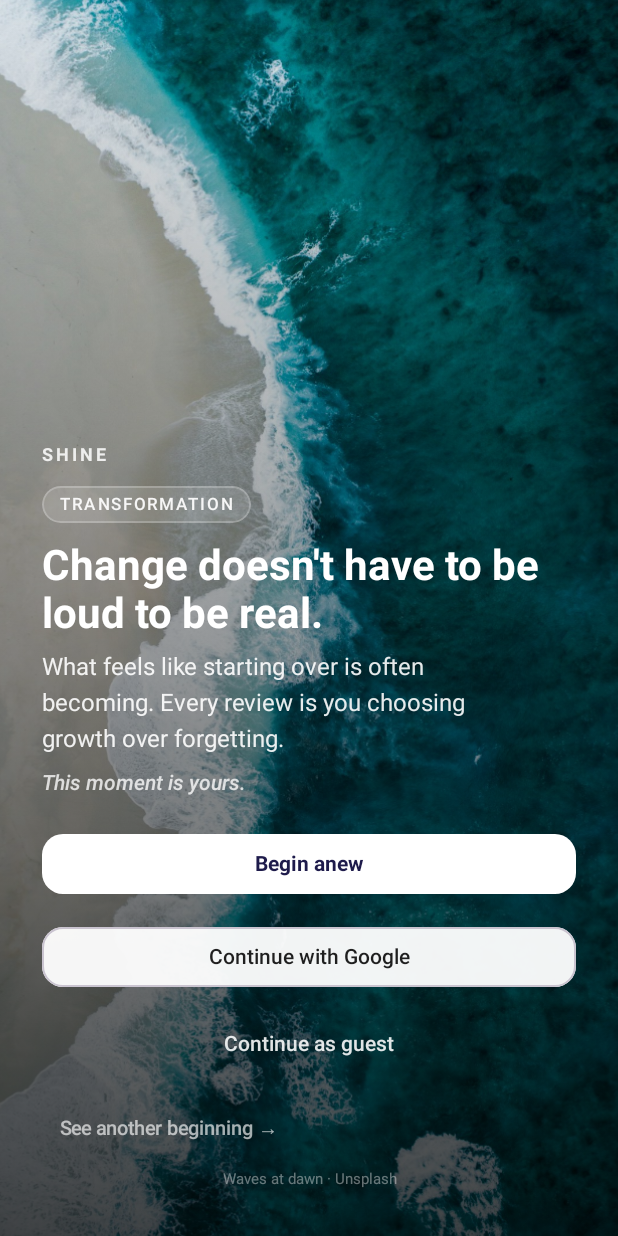
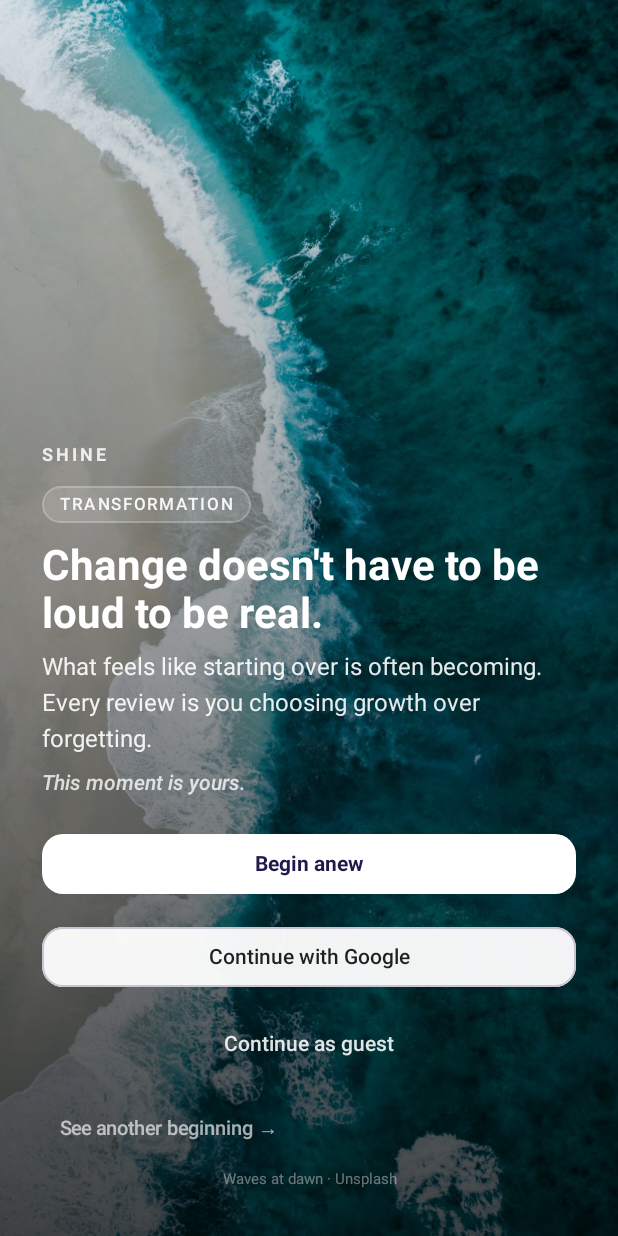
Before and after one commit to akifnu/IELTS, an Android app built with Jetpack Compose: the screen it shows after launch (MainActivity), on a phone screen of 412 x 824 dp. Run offline under Robolectric (Android 15) with nearby library versions, the phone set to English and light mode, and no system bars; our stand-ins replace Dagger/Hilt's generated code, Room's generated code.

Commit message:
Fix splash fit on all phones and ship v4.2.0
Scrollable splash content, safe-area insets on all screens, photo fallback
gradient, and fixed navigation after Begin anew. Google without config continues
as guest instead of doing nothing.

Co-authored-by: akifnu <akifnu@users.noreply.github.com>

```diff
--- a/flashcards/app/build.gradle.kts
+++ b/flashcards/app/build.gradle.kts
@@ -14,8 +14,8 @@ android {
         applicationId = "com.flashcards.app"
         minSdk = 26
         targetSdk = 35
-        versionCode = 13
-        versionName = "4.1.0"
+        versionCode = 14
+        versionName = "4.2.0"
 
         testInstrumentationRunner = "androidx.test.runner.AndroidJUnitRunner"
         buildConfigField("String", "GOOGLE_WEB_CLIENT_ID", "\"\"")
--- a/flashcards/app/src/main/java/com/flashcards/app/ui/screens/DeckDetailScreen.kt
+++ b/flashcards/app/src/main/java/com/flashcards/app/ui/screens/DeckDetailScreen.kt
@@ -3,6 +3,8 @@ package com.flashcards.app.ui.screens
 import androidx.compose.foundation.horizontalScroll
 import androidx.compose.foundation.layout.Arrangement
 import androidx.compose.foundation.layout.Column
+import androidx.compose.foundation.layout.WindowInsets
+import androidx.compose.foundation.layout.safeDrawing
 import androidx.compose.foundation.layout.Row
 import androidx.compose.foundation.layout.fillMaxSize
 import androidx.compose.foundation.layout.fillMaxWidth
@@ -146,6 +148,7 @@ fun DeckDetailScreen(
 
     Scaffold(
         modifier = Modifier.fillMaxSize(),
+        contentWindowInsets = WindowInsets.safeDrawing,
         topBar = {
             TopAppBar(
                 title = { Text(deck?.name ?: "Deck") },
--- a/flashcards/app/src/main/java/com/flashcards/app/ui/screens/MainTabsScreen.kt
+++ b/flashcards/app/src/main/java/com/flashcards/app/ui/screens/MainTabsScreen.kt
@@ -1,7 +1,9 @@
 package com.flashcards.app.ui.screens
 
+import androidx.compose.foundation.layout.WindowInsets
 import androidx.compose.foundation.layout.fillMaxSize
 import androidx.compose.foundation.layout.padding
+import androidx.compose.foundation.layout.safeDrawing
 import androidx.compose.material.icons.Icons
 import androidx.compose.material.icons.automirrored.filled.List
 import androidx.compose.material.icons.filled.Add
@@ -49,6 +51,7 @@ fun MainTabsScreen(
 
     Scaffold(
         modifier = Modifier.fillMaxSize(),
+        contentWindowInsets = WindowInsets.safeDrawing,
         topBar = {
             when (tab) {
                 0 -> TopAppBar(
--- a/flashcards/app/src/main/java/com/flashcards/app/ui/screens/SplashScreen.kt
+++ b/flashcards/app/src/main/java/com/flashcards/app/ui/screens/SplashScreen.kt
@@ -13,9 +13,13 @@ import androidx.compose.foundation.layout.Spacer
 import androidx.compose.foundation.layout.fillMaxSize
 import androidx.compose.foundation.layout.fillMaxWidth
 import androidx.compose.foundation.layout.height
+import androidx.compose.foundation.layout.heightIn
 import androidx.compose.foundation.layout.navigationBarsPadding
 import androidx.compose.foundation.layout.padding
+import androidx.compose.foundation.layout.statusBarsPadding
+import androidx.compose.foundation.rememberScrollState
 import androidx.compose.foundation.shape.RoundedCornerShape
+import androidx.compose.foundation.verticalScroll
 import androidx.compose.material3.Button
 import androidx.compose.material3.ButtonDefaults
 import androidx.compose.material3.MaterialTheme
@@ -35,6 +39,7 @@ import androidx.compose.ui.graphics.Brush
 import androidx.compose.ui.graphics.Color
 import androidx.compose.ui.graphics.graphicsLayer
 import androidx.compose.ui.layout.ContentScale
+import androidx.compose.ui.platform.LocalConfiguration
 import androidx.compose.ui.platform.LocalContext
 import androidx.compose.ui.text.font.FontStyle
 import androidx.compose.ui.text.font.FontWeight
@@ -42,7 +47,7 @@ import androidx.compose.ui.text.style.TextAlign
 import androidx.compose.ui.unit.dp
 import androidx.compose.ui.unit.sp
 import androidx.hilt.navigation.compose.hiltViewModel
-import coil.compose.AsyncImage
+import coil.compose.SubcomposeAsyncImage
 import coil.request.ImageRequest
 import com.flashcards.app.util.GoogleSignInHelper
 import com.flashcards.app.viewmodel.SplashViewModel
@@ -59,6 +64,8 @@ fun SplashScreen(
     val context = LocalContext.current
     val scope = rememberCoroutineScope()
     val kenBurns = remember { Animatable(1.06f) }
+    val screenHeight = LocalConfiguration.current.screenHeightDp.dp
+    val scroll = rememberScrollState()
 
     LaunchedEffect(state.sceneIndex) {
         kenBurns.snapTo(1.06f)
@@ -67,7 +74,7 @@ fun SplashScreen(
 
     fun proceed() {
         viewModel.continueAsGuest()
-        if (state.onboarded) onSignedIn() else onNeedOnboarding()
+        if (viewModel.uiState.value.onboarded) onSignedIn() else onNeedOnboarding()
     }
 
     Box(
@@ -75,13 +82,15 @@ fun SplashScreen(
             .fillMaxSize()
             .background(Color(0xFF0A0A12)),
     ) {
-        AsyncImage(
+        SubcomposeAsyncImage(
             model = ImageRequest.Builder(context)
                 .data("file:///android_asset/splash/${scene.assetFile}")
                 .crossfade(true)
                 .build(),
             contentDescription = scene.credit,
             contentScale = ContentScale.Crop,
+            loading = { SplashPhotoFallback() },
+            error = { SplashPhotoFallback() },
             modifier = Modifier
                 .fillMaxSize()
                 .graphicsLayer {
@@ -106,10 +115,13 @@ fun SplashScreen(
 
         Column(
             modifier = Modifier
-                .fillMaxSize()
+                .align(Alignment.BottomStart)
+                .fillMaxWidth()
+                .heightIn(max = screenHeight * 0.88f)
+                .verticalScroll(scroll)
+                .statusBarsPadding()
                 .navigationBarsPadding()
-                .padding(horizontal = 28.dp, vertical = 32.dp),
-            verticalArrangement = Arrangement.Bottom,
+                .padding(horizontal = 28.dp, vertical = 24.dp),
             horizontalAlignment = Alignment.Start,
         ) {
             SplashLine(visible = state.animateContent, delayMs = 0) {
@@ -153,7 +165,7 @@ fun SplashScreen(
                     color = Color.White.copy(alpha = 0.9f),
                     style = MaterialTheme.typography.bodyLarge,
                     lineHeight = 24.sp,
-                    modifier = Modifier.fillMaxWidth(0.92f),
+                    modifier = Modifier.fillMaxWidth(),
                 )
             }
             Spacer(Modifier.height(12.dp))
@@ -195,6 +207,8 @@ fun SplashScreen(
                                         onDone = { proceed() },
                                         onError = { },
                                     )
+                                } else {
+                                    proceed()
                                 }
                             }
                         },
@@ -232,11 +246,24 @@ fun SplashScreen(
                     color = Color.White.copy(alpha = 0.4f),
                     fontSize = 10.sp,
                     textAlign = TextAlign.Center,
-                    modifier = Modifier.fillMaxWidth().padding(top = 4.dp),
+                    modifier = Modifier.fillMaxWidth().padding(top = 4.dp, bottom = 8.dp),
                 )
             }
         }
     }
+}
+
+@Composable
+private fun SplashPhotoFallback() {
+    Box(
+        modifier = Modifier
+            .fillMaxSize()
+            .background(
+                Brush.linearGradient(
+                    listOf(Color(0xFF1E1B4B), Color(0xFF5B5EF7)),
+                ),
+            ),
+    )
 }
 
 @Composable
--- a/flashcards/app/src/main/java/com/flashcards/app/ui/screens/StudyScreen.kt
+++ b/flashcards/app/src/main/java/com/flashcards/app/ui/screens/StudyScreen.kt
@@ -2,6 +2,8 @@ package com.flashcards.app.ui.screens
 
 import androidx.compose.foundation.layout.Arrangement
 import androidx.compose.foundation.layout.Column
+import androidx.compose.foundation.layout.WindowInsets
+import androidx.compose.foundation.layout.safeDrawing
 import androidx.compose.foundation.layout.Row
 import androidx.compose.foundation.layout.Spacer
 import androidx.compose.foundation.layout.fillMaxSize
@@ -63,6 +65,7 @@ fun StudyScreen(viewModel: StudyViewModel, onBack: () -> Unit) {
 
     Scaffold(
         modifier = Modifier.fillMaxSize(),
+        contentWindowInsets = WindowInsets.safeDrawing,
         topBar = {
             TopAppBar(
                 title = { Text(state.deck?.name ?: "Study") },
```
